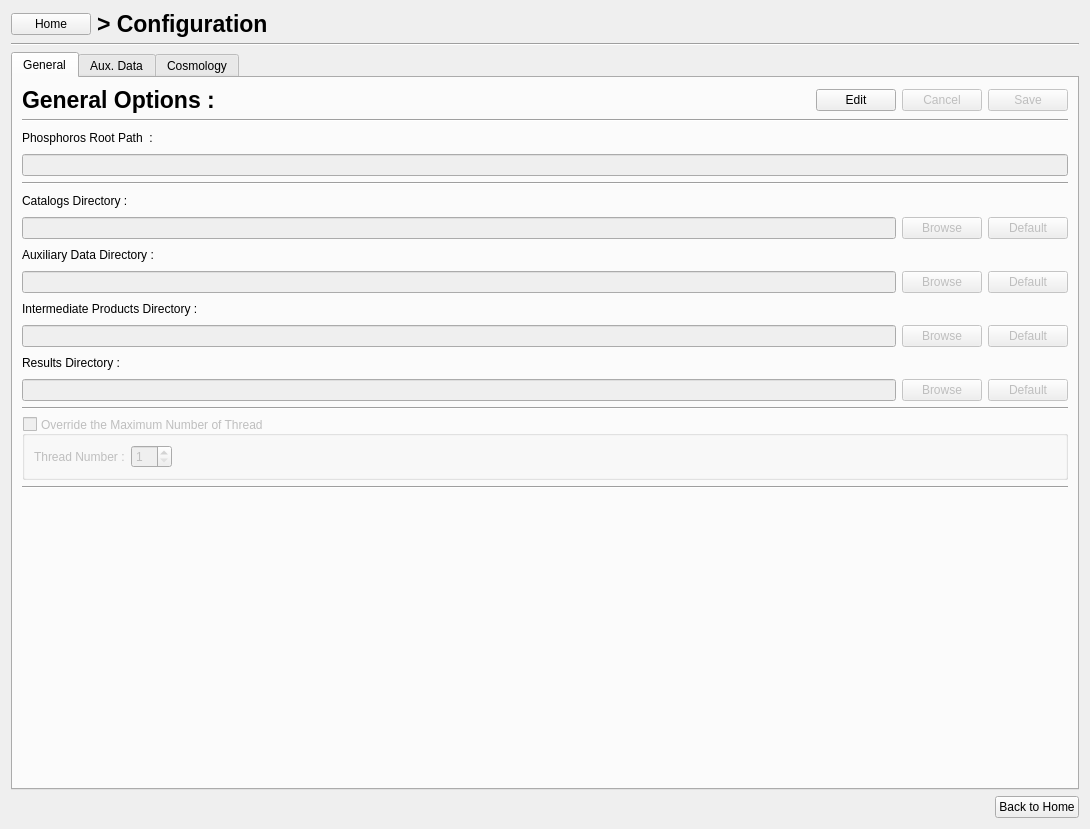
This is PhzQtUI/auxdir/PhzQtUI/FormConfiguration.ui in astrorama/Phosphoros as Qt 5 draws it before an edit. The edited form follows.
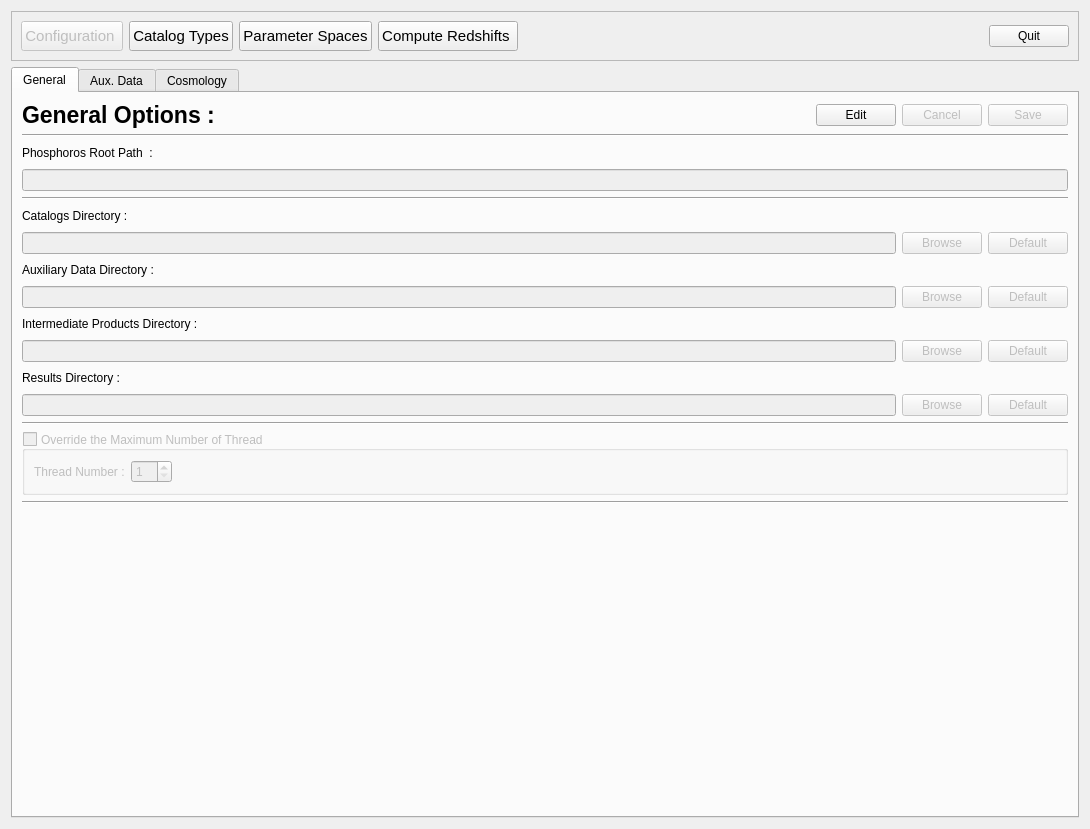
This is the edited form. Custom widgets are drawn as their Qt base class.

Commit message: Change the navigation layout

```diff
--- a/PhzQtUI/auxdir/PhzQtUI/FormConfiguration.ui
+++ b/PhzQtUI/auxdir/PhzQtUI/FormConfiguration.ui
@@ -15,30 +15,103 @@
   </property>
   <layout class="QVBoxLayout" name="verticalLayout">
    <item>
-    <layout class="QHBoxLayout" name="horizontalLayout_2">
+    <widget class="QFrame" name="frm_nav">
+     <property name="frameShape">
+      <enum>QFrame::StyledPanel</enum>
+     </property>
+     <property name="frameShadow">
+      <enum>QFrame::Raised</enum>
+     </property>
+     <layout class="QHBoxLayout" name="horizontalLayout_17">
      <item>
-      <widget class="QPushButton" name="btn_ConfigToHome">
+       <widget class="QPushButton" name="btn_ToOption">
+        <property name="enabled">
+         <bool>false</bool>
+        </property>
+        <property name="minimumSize">
+         <size>
+          <width>0</width>
+          <height>30</height>
+         </size>
+        </property>
+        <property name="font">
+         <font>
+          <pointsize>11</pointsize>
+         </font>
+        </property>
+        <property name="toolTip">
+         <string>&lt;html&gt;&lt;head/&gt;&lt;body&gt;&lt;p&gt;Working directory path definition, Auxiliary data management and Cosmological parameters definition.&lt;/p&gt;&lt;/body&gt;&lt;/html&gt;</string>
+        </property>
        <property name="text">
-        <string>Home</string>
+         <string>Configuration </string>
        </property>
       </widget>
      </item>
      <item>
-      <widget class="QLabel" name="label_2">
+       <widget class="QPushButton" name="btn_ToCatalog">
+        <property name="minimumSize">
+         <size>
+          <width>0</width>
+          <height>30</height>
+         </size>
+        </property>
        <property name="font">
         <font>
-         <pointsize>17</pointsize>
-         <weight>75</weight>
-         <bold>true</bold>
-        </font>
-       </property>
+          <pointsize>11</pointsize>
+         </font>
+        </property>
+        <property name="toolTip">
+         <string>Define the Mapping between the catalog file(s) columns and the filters</string>
+        </property>
        <property name="text">
-        <string>&gt; Configuration</string>
+         <string>Catalog Types</string>
        </property>
       </widget>
      </item>
      <item>
-      <spacer name="horizontalSpacer_4">
+       <widget class="QPushButton" name="btn_ToModel">
+        <property name="minimumSize">
+         <size>
+          <width>0</width>
+          <height>30</height>
+         </size>
+        </property>
+        <property name="font">
+         <font>
+          <pointsize>11</pointsize>
+         </font>
+        </property>
+        <property name="toolTip">
+         <string>Specify the parameter space for the creation of model grid.</string>
+        </property>
+        <property name="text">
+         <string>Parameter Spaces</string>
+        </property>
+       </widget>
+      </item>
+      <item>
+       <widget class="QPushButton" name="btn_ToAnalysis">
+        <property name="minimumSize">
+         <size>
+          <width>0</width>
+          <height>30</height>
+         </size>
+        </property>
+        <property name="font">
+         <font>
+          <pointsize>11</pointsize>
+         </font>
+        </property>
+        <property name="toolTip">
+         <string>&lt;html&gt;&lt;head/&gt;&lt;body&gt;&lt;p&gt;Compute the model grid, calculate photometric correction, specify luminosity prior and run template fitting in order to produce photo-z catalog.&lt;/p&gt;&lt;/body&gt;&lt;/html&gt;</string>
+        </property>
+        <property name="text">
+         <string>Compute Redshifts </string>
+        </property>
+       </widget>
+      </item>
+      <item>
+       <spacer name="horizontalSpacer_7">
        <property name="orientation">
         <enum>Qt::Horizontal</enum>
        </property>
@@ -50,13 +123,14 @@
        </property>
       </spacer>
      </item>
-    </layout>
-   </item>
-   <item>
-    <widget class="Line" name="line_2">
-     <property name="orientation">
-      <enum>Qt::Horizontal</enum>
-     </property>
+      <item>
+       <widget class="QPushButton" name="btn_exit">
+        <property name="text">
+         <string>Quit</string>
+        </property>
+       </widget>
+      </item>
+     </layout>
     </widget>
    </item>
    <item>
@@ -679,30 +753,6 @@
      </widget>
     </widget>
    </item>
-   <item>
-    <layout class="QHBoxLayout" name="horizontalLayout_7">
-     <item>
-      <spacer name="horizontalSpacer">
-       <property name="orientation">
-        <enum>Qt::Horizontal</enum>
-       </property>
-       <property name="sizeHint" stdset="0">
-        <size>
-         <width>1069</width>
-         <height>20</height>
-        </size>
-       </property>
-      </spacer>
-     </item>
-     <item>
-      <widget class="QPushButton" name="btn_ConfbackHome">
-       <property name="text">
-        <string>Back to Home</string>
-       </property>
-      </widget>
-     </item>
-    </layout>
-   </item>
   </layout>
  </widget>
  <customwidgets>
```
Lines whose indentation alone changed are shown as unchanged. The commit also changes 14 other files.
